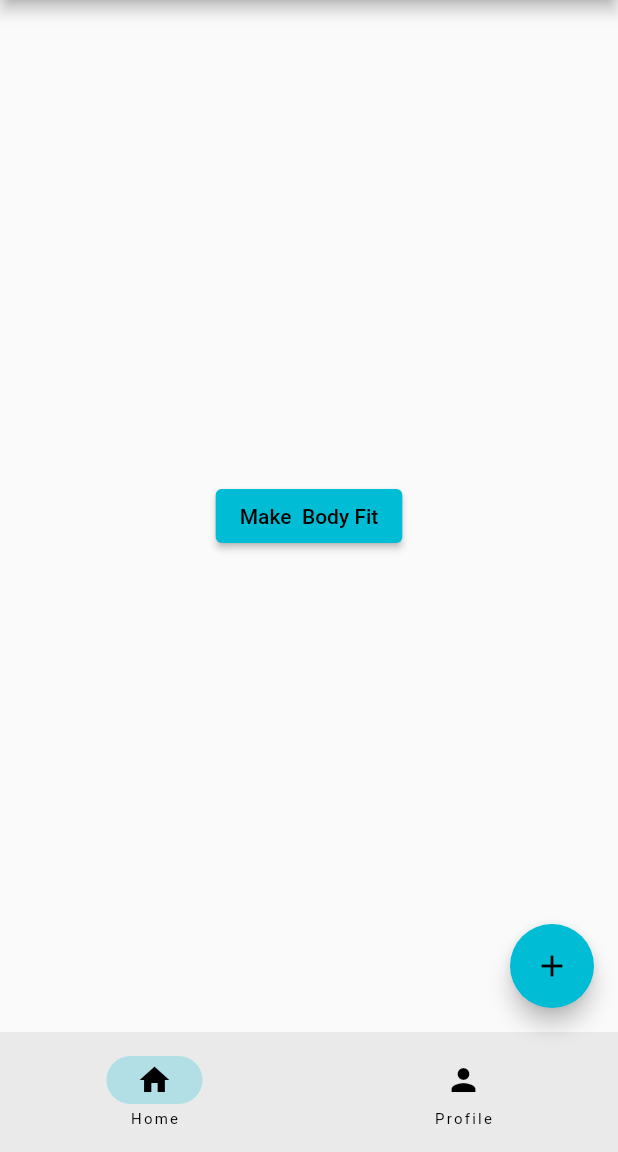
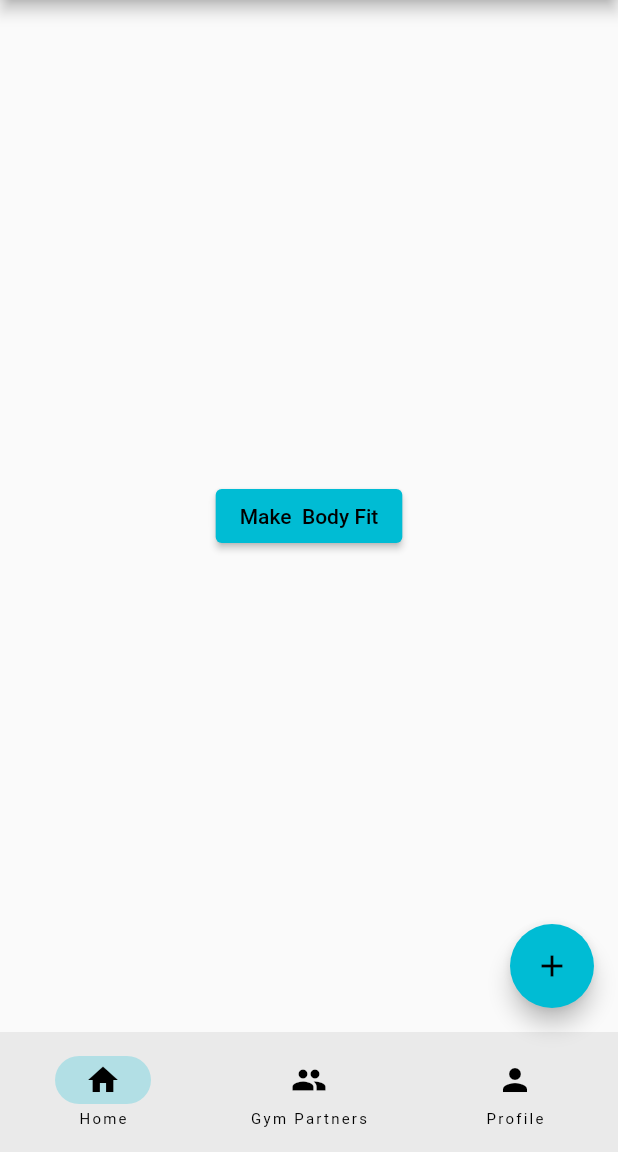
Before and after one commit to Ayush0054/flutter-app, a Flutter app: the screen it shows after launch, on a phone screen of 412 x 824 dp, the part 84-1236 px from its top. Run offline on Flutter 3.47's test engine with Material 2 defaults, Android fonts, the phone set to English and light mode, and no system bars.

Commit message:
gym partner

```diff
--- a/lib/main.dart
+++ b/lib/main.dart
@@ -1,3 +1,4 @@
+import 'package:first/gym_partner.dart';
 import 'package:first/home_page.dart';
 import 'package:first/profile_page.dart';
 import 'package:flutter/material.dart';
@@ -28,7 +29,7 @@ class RootPage extends StatefulWidget {
 
 class _RootPageState extends State<RootPage> {
   int currentPage = 0;
-  List<Widget> pages = const [HomePage(), ProfilePage()];
+  List<Widget> pages = const [HomePage(), GymPartner(), ProfilePage()];
   @override
   Widget build(BuildContext context) {
     return Scaffold(
@@ -45,6 +46,8 @@ class _RootPageState extends State<RootPage> {
       bottomNavigationBar: NavigationBar(
         destinations: [
           NavigationDestination(icon: Icon(Icons.home), label: 'Home'),
+          NavigationDestination(
+              icon: Icon(Icons.people), label: 'Gym Partners'),
           NavigationDestination(icon: Icon(Icons.person), label: 'Profile'),
         ],
         onDestinationSelected: (int index) {
```
Also changed, not shown: lib/gym_partner.dart (added, +15 -0 lines).
